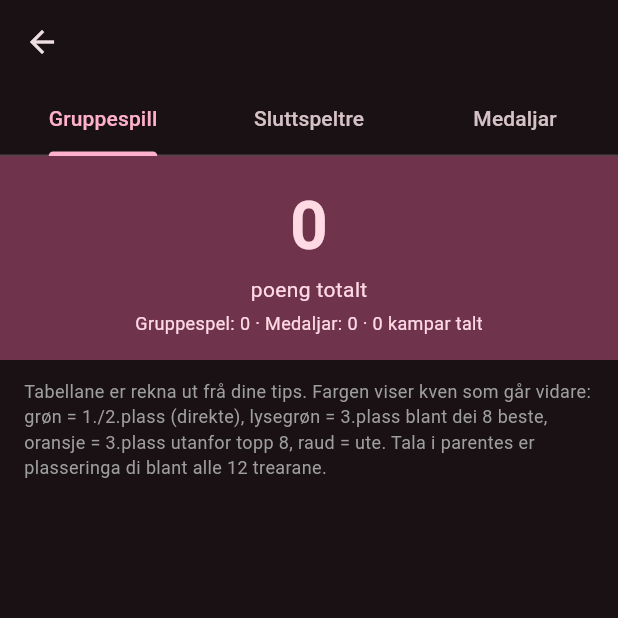
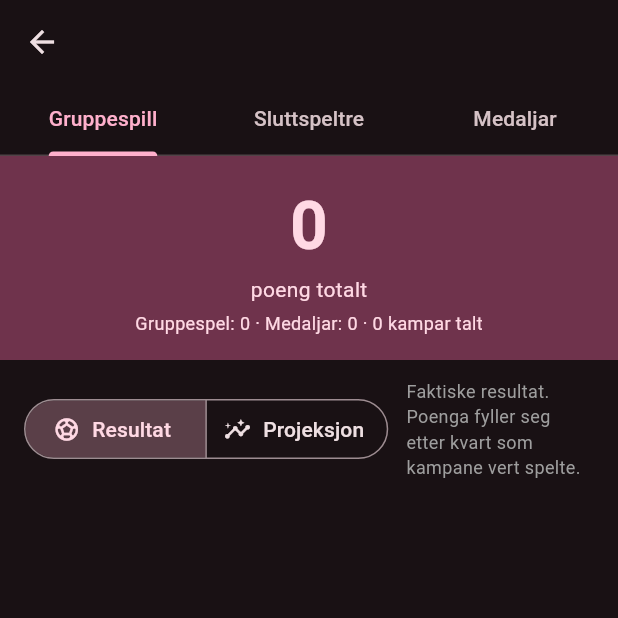
Before and after one commit to theachr/vm-tipping-2026, a Flutter app: the ParticipantPage screen opened directly with empty values, on a phone screen of 412 x 824 dp, the top half of it. Run offline on Flutter 3.47's test engine with Material 3 defaults, Android fonts, the phone set to English and light mode, and no system bars; our stand-ins replace shared_preferences; accounts and stored records are empty; network calls fail.

Commit message:
Gruppetabell på deltakarsida viser resultat som standard
Tabellen på Gruppespill-fana (deltakarsida) byggjer no på faktiske
resultat i staden for tippingane, med same Resultat/Projeksjon-veksel
som sluttspeltreet (standard Resultat). Status-fargen er skjult for
grupper utan spelte kampar i Resultat-modus.

Co-Authored-By: Claude Opus 4.7 <noreply@anthropic.com>

```diff
--- a/vm_tracker/lib/main.dart
+++ b/vm_tracker/lib/main.dart
@@ -1155,6 +1155,9 @@ class _ParticipantPageState extends State<ParticipantPage> {
   // projeksjon (tipping). Treet skal i utgangspunktet vise resultata.
   bool _bracketResults = true;
 
+  // Gruppetabell-modus: same logikk – tabellen viser resultata som standard.
+  bool _groupResults = true;
+
   Standing get _standing => standingFor(_p, _matches, _ovr);
 
   @override
@@ -1285,30 +1288,66 @@ class _ParticipantPageState extends State<ParticipantPage> {
       groups.putIfAbsent(m.group, () => []).add(m);
     }
     final keys = groups.keys.toList()..sort();
-    // Tabellar ut frå deltakaren si tipping (projeksjon).
-    final tables = groupTables(_tipsScore(_p), _matches);
+    // Resultat-modus: faktiske resultat (felles). Projeksjon: dine tips.
+    final tables = _groupResults
+        ? groupTables(_resultScore(_ovr), _matches)
+        : groupTables(_tipsScore(_p), _matches);
+    // Tal spelte gruppekampar per gruppe (for status-fargen i Resultat-modus).
+    final playedByGroup = <String, int>{};
+    for (final m in _matches.where((m) => m.isGroup)) {
+      if (actualResult(m, _ovr) != null) {
+        playedByGroup[m.group] = (playedByGroup[m.group] ?? 0) + 1;
+      }
+    }
     return ListView(
       children: [
-        const Padding(
-          padding: EdgeInsets.fromLTRB(16, 12, 16, 0),
-          child: Text(
-            'Tabellane er rekna ut frå dine tips. Fargen viser kven som går '
-            'vidare: grøn = 1./2.plass (direkte), lysegrøn = 3.plass blant dei '
-            '8 beste, oransje = 3.plass utanfor topp 8, raud = ute. '
-            'Tala i parentes er plasseringa di blant alle 12 trearane.',
-            style: TextStyle(fontSize: 12, color: Colors.grey),
+        Padding(
+          padding: const EdgeInsets.fromLTRB(16, 12, 16, 4),
+          child: Row(
+            children: [
+              SegmentedButton<bool>(
+                showSelectedIcon: false,
+                segments: const [
+                  ButtonSegment(
+                      value: true,
+                      label: Text('Resultat'),
+                      icon: Icon(Icons.sports_soccer)),
+                  ButtonSegment(
+                      value: false,
+                      label: Text('Projeksjon'),
+                      icon: Icon(Icons.insights)),
+                ],
+                selected: {_groupResults},
+                onSelectionChanged: (s) =>
+                    setState(() => _groupResults = s.first),
+              ),
+              const SizedBox(width: 12),
+              Expanded(
+                child: Text(
+                  _groupResults
+                      ? 'Faktiske resultat. Poenga fyller seg etter kvart som '
+                          'kampane vert spelte.'
+                      : '${_p.name} si projeksjon ut frå tippingane.',
+                  style: const TextStyle(fontSize: 12, color: Colors.grey),
+                ),
+              ),
+            ],
           ),
         ),
         for (final g in keys) ...[
           Padding(
-            padding: const EdgeInsets.fromLTRB(16, 16, 16, 4),
+            padding: const EdgeInsets.fromLTRB(16, 12, 16, 4),
             child: Text(g,
                 style: Theme.of(context)
                     .textTheme
                     .titleMedium
                     ?.copyWith(fontWeight: FontWeight.bold)),
           ),
-          if (tables[g] != null) GroupTableCard(rows: tables[g]!),
+          if (tables[g] != null)
+            GroupTableCard(
+              rows: tables[g]!,
+              showStatus: _groupResults ? (playedByGroup[g] ?? 0) > 0 : true,
+            ),
           for (final m in groups[g]!) _matchTile(m),
         ],
         const SizedBox(height: 24),
```
